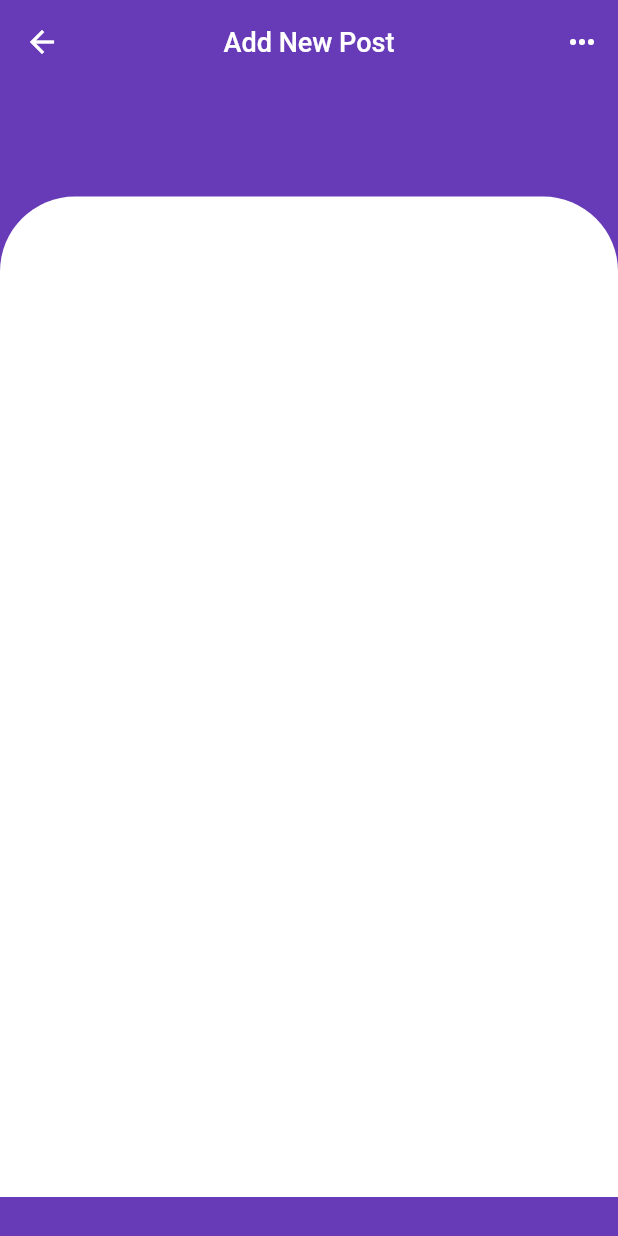
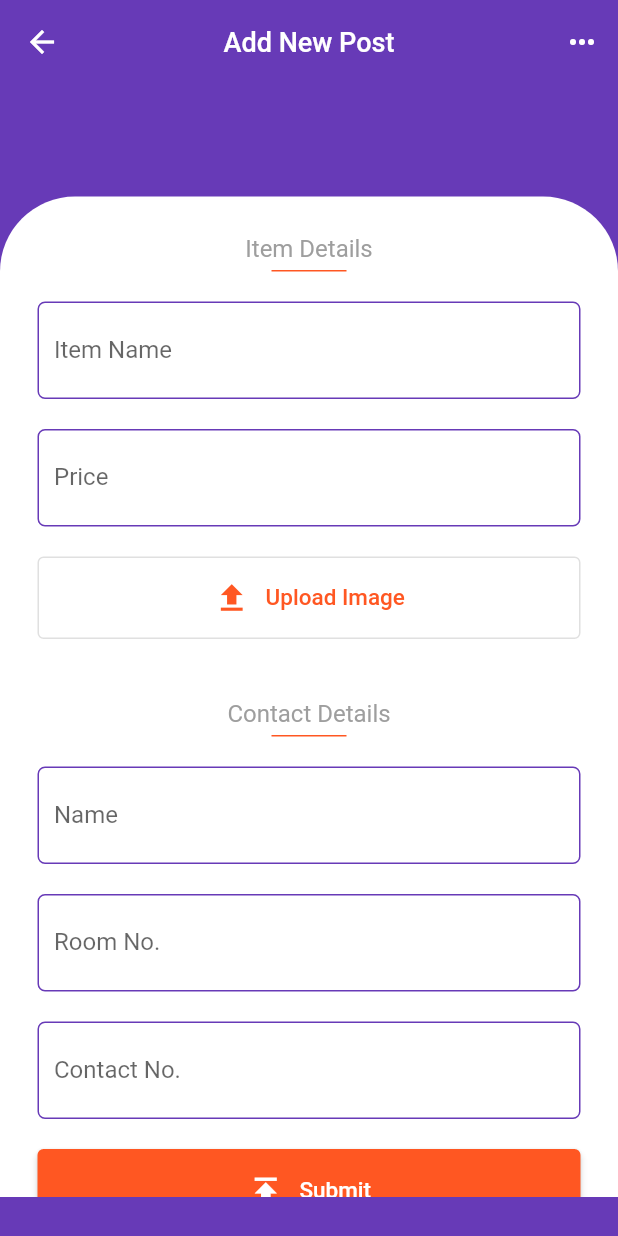
Before and after one commit to Blaze-Community/our_e_college_app, a Flutter app: the NewPostSell screen opened directly, on a phone screen of 412 x 824 dp. Run offline on Flutter 3.47's test engine with Material 2 defaults, Android fonts, the phone set to English and light mode, and no system bars; our stand-ins replace curved_navigation_bar, flutter_login, font_awesome_flutter, marquee, table_calendar; Roboto replaces fonts that are missing (Montserrat).

Commit message:
new post feature

```diff
--- a/lib/utils/newPostSell.dart
+++ b/lib/utils/newPostSell.dart
@@ -6,6 +6,7 @@ class NewPostSell extends StatefulWidget {
 }
 
 class _NewPostSellState extends State<NewPostSell> {
+
   @override
   Widget build(BuildContext context) {
     return Scaffold(
@@ -50,103 +51,154 @@ class _NewPostSellState extends State<NewPostSell> {
                                     ),
                                     color: Colors.white),
                                 height: MediaQuery.of(context).size.height - 100.0,
-                    width: MediaQuery.of(context).size.width)),
-            // SizedBox(height: 40),
-            // Positioned(
-            //     top: 30.0,
-            //     left: (MediaQuery.of(context).size.width / 2) - 100.0,
-            //     child: Hero(
-            //         tag: widget.heroTag,
-            //         child: Container(
-            //             decoration: BoxDecoration(
-            //                 image: DecorationImage(
-            //                     image: AssetImage(widget.heroTag),
-            //                     fit: BoxFit.cover)),
-            //             height: 200.0,
-            //             width: 200.0))),
-            // Positioned(
-            //     top: 400.0,
-            //     left: 25.0,
-            //     right: 25.0,
-            //     child: Column(
-            //       crossAxisAlignment: CrossAxisAlignment.start,
-            //       children: <Widget>[
-            //         Text(widget.itemName,
-            //             style: TextStyle(
-            //                 fontFamily: 'Montserrat',
-            //                 fontSize: 22.0,
-            //                 fontWeight: FontWeight.bold)),
-            //         SizedBox(height: 20.0),
-            //         Row(
-            //           mainAxisAlignment: MainAxisAlignment.spaceBetween,
-            //           children: <Widget>[
-            //             Text('Rs. ' + widget.itemPrice,
-            //                 style: TextStyle(
-            //                     fontFamily: 'Montserrat',
-            //                     fontSize: 20.0,
-            //                     color: Colors.grey)),
-                        // Container(height: 25.0, color: Colors.grey, width: 1.0),
-                        // Container(
-                        //   width: 125.0,
-                        //   height: 40.0,
-                        //   decoration: BoxDecoration(
-                        //       borderRadius: BorderRadius.circular(17.0),
-                        //       color: Color(0xFF7A9BEE)),
-                        //   child: Row(
-                        //     mainAxisAlignment: MainAxisAlignment.spaceEvenly,
-                        //     children: <Widget>[
-                        //       InkWell(
-                        //         onTap: () {},
-                        //         child: Container(
-                        //           height: 25.0,
-                        //           width: 25.0,
-                        //           decoration: BoxDecoration(
-                        //               borderRadius: BorderRadius.circular(7.0),
-                        //               color: Color(0xFF7A9BEE)),
-                        //           child: Center(
-                        //             child: Icon(
-                        //               Icons.remove,
-                        //               color: Colors.white,
-                        //               size: 20.0,
-                        //             ),
-                        //           ),
-                        //         ),
-                        //       ),
-                        //       Text('2',
-                        //           style: TextStyle(
-                        //               color: Colors.white,
-                        //               fontFamily: 'Montserrat',
-                        //               fontSize: 15.0)),
-                        //       InkWell(
-                        //         onTap: () {},
-                        //         child: Container(
-                        //           height: 25.0,
-                        //           width: 25.0,
-                        //           decoration: BoxDecoration(
-                        //               borderRadius: BorderRadius.circular(7.0),
-                        //               color: Colors.white),
-                        //           child: Center(
-                        //             child: Icon(
-                        //               Icons.add,
-                        //               color: Color(0xFF7A9BEE),
-                        //               size: 20.0,
-                        //             ),
-                        //           ),
-                        //         ),
-                        //       )
-                        //     ],
-                        //   ),
-                        // )
+                                width: MediaQuery.of(context).size.width
+                              )
+                    ),
+                    SizedBox(height: 40),
+                    Positioned(
+                      top: 100,
+                      left: 25.0,
+                      right: 25.0,
+                      child: Column(
+                        children: [
+                          Text('Item Details',
+                            style: TextStyle(
+                                fontFamily: 'Montserrat',
+                                fontSize: 16.0,
+                                color: Colors.grey)),
+                          SizedBox(height: 5),
+                          Container(height: 1.0, color: Colors.deepOrange, width: 50.0),
+                          SizedBox(height: 20),
+                          Container(
+                            padding: EdgeInsets.fromLTRB(10,2,10,2),
+                            decoration: BoxDecoration(
+                              borderRadius: BorderRadius.circular(5),
+                              border: Border.all(color: Colors.deepPurple)
+                            ),
+                            child: TextField(
+                              decoration: InputDecoration(
+                                border: InputBorder.none,
+                                labelText: "Item Name",
+                              ),
+                            ),
+                          ),
+                          SizedBox(height: 20),
+                          Container(
+                            padding: EdgeInsets.fromLTRB(10,2,10,2),
+                            decoration: BoxDecoration(
+                              borderRadius: BorderRadius.circular(5),
+                              border: Border.all(color: Colors.deepPurple)
+                            ),
+                            child: TextField(
+                              keyboardType: TextInputType.number,
+                              decoration: InputDecoration(
+                                border: InputBorder.none,
+                                labelText: "Price",
+                              ),
+                            ),
+                          ),
+                          SizedBox(height: 20),
+                          OutlinedButton(
+                            onPressed: () {},
+
+                            child: Padding(
+                              padding: EdgeInsets.all(15),
+
+                              child: Row(
+                                crossAxisAlignment: CrossAxisAlignment.center,
+                                mainAxisAlignment: MainAxisAlignment.center,
+                                  children: [
+                                    Icon(Icons.upload, size: 25),
+                                    SizedBox(width: 10),
+                                    Text(
+                                      "Upload Image",
+                                      style: TextStyle(
+                                        fontSize: 15,
+                                      ),
+                                    ),
                                   ],
                                 ),
-                    // SizedBox(height: 40.0),
-                    // Container(
-                    //   // height: 200.0,
-                    //   child: _buildContactDetails(
-                    //       'Ashish Sonam', 'C-21', '8210864839'),
-                    // ),
-                    // SizedBox(height: 20.0),
+                            )
+                          ),
+                          SizedBox(height: 40),
+                          Text('Contact Details',
+                            style: TextStyle(
+                                fontFamily: 'Montserrat',
+                                fontSize: 16.0,
+                                color: Colors.grey)),
+                          SizedBox(height: 5),
+                          Container(height: 1.0, color: Colors.deepOrange, width: 50.0),
+                          SizedBox(height: 20),
+                          Container(
+                            padding: EdgeInsets.fromLTRB(10,2,10,2),
+                            decoration: BoxDecoration(
+                              borderRadius: BorderRadius.circular(5),
+                              border: Border.all(color: Colors.deepPurple)
+                            ),
+                            child: TextField(
+                              decoration: InputDecoration(
+                                border: InputBorder.none,
+                                labelText: "Name",
+                              ),
+                            ),
+                          ),
+                          SizedBox(height: 20),
+                          Container(
+                            padding: EdgeInsets.fromLTRB(10,2,10,2),
+                            decoration: BoxDecoration(
+                              borderRadius: BorderRadius.circular(5),
+                              border: Border.all(color: Colors.deepPurple)
+                            ),
+                            child: TextField(
+                              decoration: InputDecoration(
+                                border: InputBorder.none,
+                                labelText: "Room No.",
+                              ),
+                            ),
+                          ),
+                          SizedBox(height: 20),
+                          Container(
+                            padding: EdgeInsets.fromLTRB(10,2,10,2),
+                            decoration: BoxDecoration(
+                              borderRadius: BorderRadius.circular(5),
+                              border: Border.all(color: Colors.deepPurple)
+                            ),
+                            child: TextField(
+                              keyboardType: TextInputType.number,
+                              decoration: InputDecoration(
+                                border: InputBorder.none,
+                                labelText: "Contact No.",
+                              ),
+                            ),
+                          ),
+                          SizedBox(height: 20),
+                          ElevatedButton(
+                            onPressed: () {},
+                            child: Padding(
+                              padding: EdgeInsets.all(15),
+                              child: Row(
+                                crossAxisAlignment: CrossAxisAlignment.center,
+                                mainAxisAlignment: MainAxisAlignment.center,
+                                  children: [
+                                    Icon(Icons.publish, size: 25),
+                                    SizedBox(width: 10),
+                                    Text(
+                                      "Submit",
+                                      style: TextStyle(
+                                        fontSize: 15,
+                                      ),
+                                    ),
                                   ],
-                ));
+                                ),
+                            )
+                          ),
+                        ],
+                      )
+                    )
+                  ]
+                )
+              ]
+            )
+        );
   }
 }
```
Also changed, not shown: lib/LoginScreen.dart (line endings or trailing spaces), lib/utils/sellList.dart (line endings or trailing spaces). Lines whose indentation alone changed are shown as unchanged.
